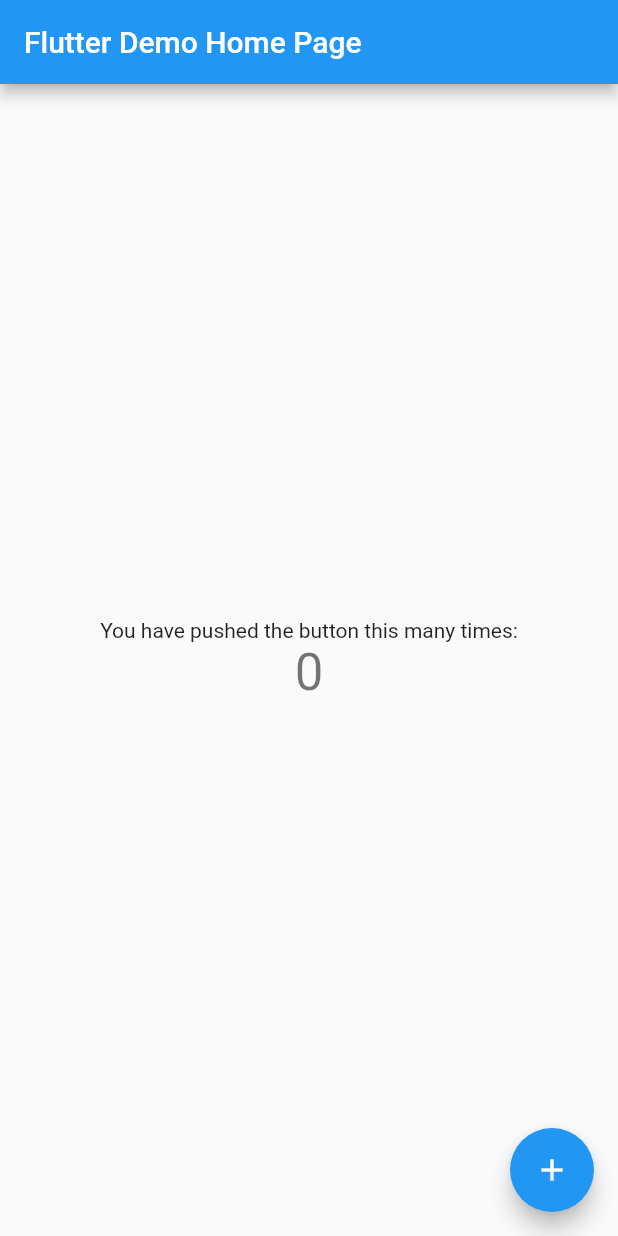
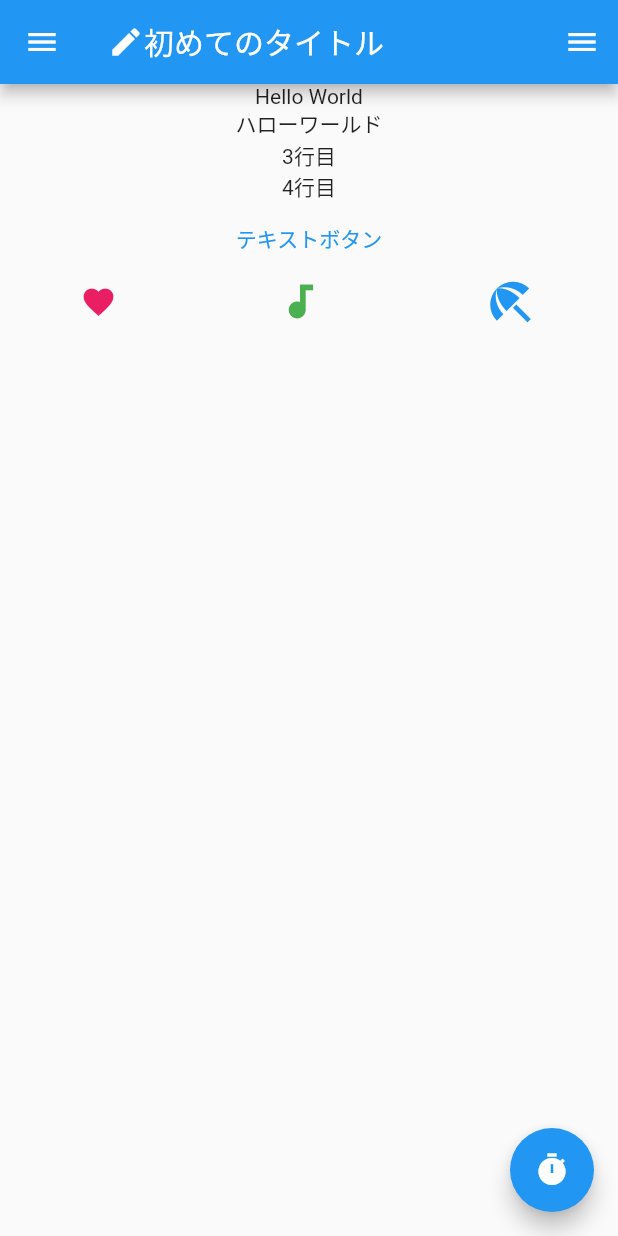
Before and after one commit to takashi-engineering/flutter-app, a Flutter app: the screen it shows after launch, on a phone screen of 412 x 824 dp. Run offline on Flutter 3.47's test engine with Material 2 defaults, Android fonts, the phone set to English and light mode, and no system bars.

Commit message:
Widgetを触ってみる

```diff
--- a/lib/main.dart
+++ b/lib/main.dart
@@ -38,7 +38,6 @@ class _MyHomePageState extends State<MyHomePage> {
   void _incrementCounter() {
     setState(() {
       _counter++;
-      print("Hello World");
     });
   }
 
@@ -48,30 +47,63 @@ class _MyHomePageState extends State<MyHomePage> {
     return Scaffold(
       // 画面上部のタイトル部分
       appBar: AppBar(
-        title: Text(widget.title),
+        title: const Row(children: [
+          Icon(Icons.create),
+          Text("初めてのタイトル"),
+        ]),
+        // title: Text(widget.title),
       ),
-      body: Center(
-        child: Column(
-          mainAxisAlignment: MainAxisAlignment.center,
-          children: <Widget>[
-            // 画面の中央に表示されるテキスト
-            const Text(
-              'You have pushed the button this many times:',
+      body: Column(children: [
+        const Text("Hello World"),
+        const Text("ハローワールド"),
+        const Text("3行目"),
+        const Text("4行目"),
+        TextButton(
+            onPressed: () => {print("ボタンが押されたよ")},
+            child: const Text("テキストボタン")),
+        const Row(
+          mainAxisAlignment: MainAxisAlignment.spaceAround,
+          children: [
+            Icon(
+              Icons.favorite_sharp,
+              color: Colors.pink,
+              size: 24.0,
             ),
-            // テキストの下に表示されるカウンタ値
-            Text(
-              '$_counter',
-              style: Theme.of(context).textTheme.headlineMedium,
+            Icon(
+              Icons.audiotrack,
+              color: Colors.green,
+              size: 30.0,
             ),
+            Icon(Icons.beach_access, color: Colors.blue, size: 36.0),
           ],
-        ),
-      ),
+        )
+      ]),
+
+      // body: Center(
+      //   child: Column(
+      //     mainAxisAlignment: MainAxisAlignment.center,
+      //     children: <Widget>[
+      //       // 画面の中央に表示されるテキスト
+      //       const Text(
+      //         'You have pushed the button this many times:',
+      //       ),
+      //       // テキストの下に表示されるカウンタ値
+      //       Text(
+      //         '$_counter',
+      //         style: Theme.of(context).textTheme.headlineMedium,
+      //       ),
+      //     ],
+      //   ),
+      // ),
       // 右下の「+」ボタンに対応するフローティングアクションボタン
       floatingActionButton: FloatingActionButton(
-        onPressed: _incrementCounter,
-        tooltip: 'Increment',
-        child: const Icon(Icons.add),
+        onPressed: () => {print("押したね？")}, child: const Icon(Icons.timer),
+        // onPressed: _incrementCounter,
+        // tooltip: 'Increment',
+        // child: const Icon(Icons.add),
       ),
+      drawer: const Drawer(child: Center(child: Text("Drawer"))),
+      endDrawer: const Drawer(child: Center(child: Text("End Drawer"))),
     );
   }
 }
```
Also changed, not shown: 2 other files.
